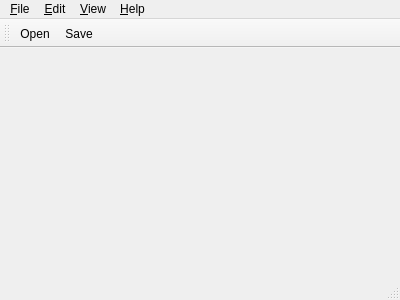
Before: the Qt Designer form mainwindow.ui in glls/qt4mp, drawn with Qt 5.
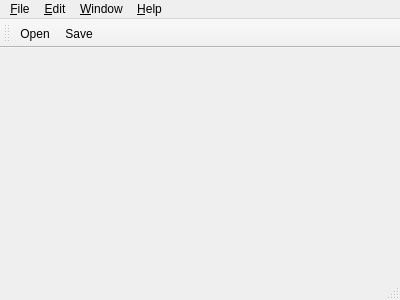
After: the same form once the commit is applied. Icons and pictures are not drawn.

Commit message: Fiddling around with menus

```diff
--- a/mainwindow.ui
+++ b/mainwindow.ui
@@ -20,7 +20,7 @@
      <x>0</x>
      <y>0</y>
      <width>400</width>
-     <height>21</height>
+     <height>22</height>
     </rect>
    </property>
    <widget class="QMenu" name="menuFile">
@@ -47,16 +47,16 @@
      <string>&amp;Edit</string>
     </property>
    </widget>
-   <widget class="QMenu" name="menuView">
+   <widget class="QMenu" name="menuWindow">
     <property name="title">
-     <string>&amp;View</string>
+     <string>&amp;Window</string>
     </property>
     <addaction name="actionViewToolbar"/>
     <addaction name="actionViewStatusbar"/>
    </widget>
    <addaction name="menuFile"/>
    <addaction name="menuEdit"/>
-   <addaction name="menuView"/>
+   <addaction name="menuWindow"/>
    <addaction name="menu_Help"/>
   </widget>
   <widget class="QToolBar" name="mainToolBar">
```
Left out of the diff: 12 changed lines with no effect on the pictures. The commit also changes 1 other file.
